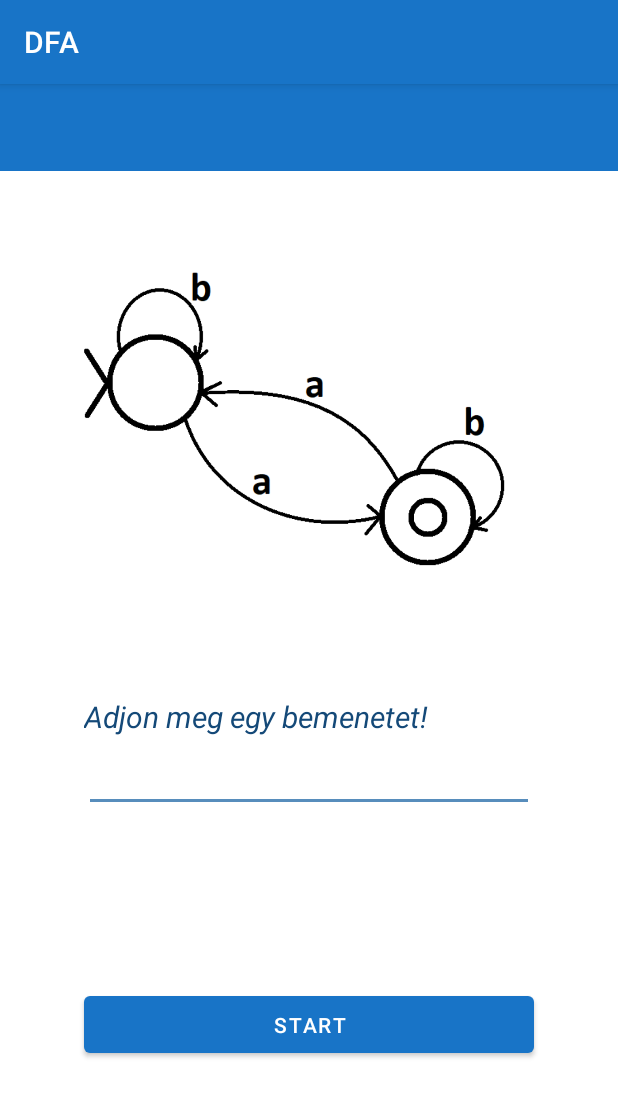
After one commit to Teaching-projects/SZE-FONYA-2021-DFA, an Android app: the fragment DfaFragment shown on its own in the app's theme, on a phone screen of 412 x 824 dp. The commit adds this screen. Shown: the top 1097 px of the screen. Run offline under Robolectric (Android 15) with nearby library versions, the phone set to English and light mode, and no system bars; our stand-ins replace data binding; Roboto replaces fonts that are not available here.

Commit message:
dfa fragment

```diff
--- /dev/null
+++ b/DFA/app/src/main/java/com/vidapetra/dfa/ui/DfaFragment.kt
@@ -0,0 +1,49 @@
+package com.vidapetra.dfa.ui
+
+import android.os.Bundle
+import android.view.View
+import androidx.fragment.app.viewModels
+import androidx.lifecycle.ViewModel
+import androidx.lifecycle.observe
+import com.myitsolver.baseandroidapp.fragments.BaseBindingFragment
+import com.myitsolver.baseandroidapp.util.mutableLiveDataOf
+import com.vidapetra.dfa.R
+import com.vidapetra.dfa.databinding.FragmentDfaBinding
+import com.vidapetra.dfa.logic.Router
+import kotlinx.android.synthetic.main.fragment_dfa_list.*
+
+class DfaFragment : BaseBindingFragment<FragmentDfaBinding>(){
+    override val layoutResId: Int = R.layout.fragment_dfa
+
+    val viewModel by viewModels<DfaViewModel>()
+
+    override fun onBindingCreated(binding: FragmentDfaBinding) {
+        super.onBindingCreated(binding)
+        binding.vm = viewModel
+    }
+
+    override fun onViewCreated(view: View, savedInstanceState: Bundle?) {
+        super.onViewCreated(view, savedInstanceState)
+        /*recyclerView.adapter = DfaAdapter().apply {
+            viewModel.items.observe(viewLifecycleOwner) {
+                data = it
+            }
+        }*/
+    }
+
+}
+
+
+
+class DfaViewModel : ViewModel(){
+    val items = mutableLiveDataOf(listOf<Int>())
+
+    init {
+        items.postValue((1..20).toList())
+    }
+
+}
+
+fun openDfa(){
+    Router.loadFragment(DfaFragment())
+}
--- a/DFA/app/src/main/java/com/vidapetra/dfa/ui/DfaListFragment.kt
+++ b/DFA/app/src/main/java/com/vidapetra/dfa/ui/DfaListFragment.kt
@@ -30,14 +30,10 @@ class DfaListFragment : BaseBindingFragment<FragmentDfaListBinding>(){
             viewModel.items.observe(viewLifecycleOwner) {
                 data = it
             }
+            listener {
+                openDfa()
+            }
         }
-
-        /*listener {
-            when(it){
-                is Reminders.Data -> {}
-                is Reminders.Add -> DialogSetReminder().show(childFragmentManager,"")
-            }
-        }*/
     }
 
 }
@@ -45,7 +41,7 @@ class DfaListFragment : BaseBindingFragment<FragmentDfaListBinding>(){
 
 
 class DfaListViewModel : ViewModel(){
-    val items = /*(1..20).toList()*/mutableLiveDataOf(listOf<Int>())
+    val items = mutableLiveDataOf(listOf<Int>())
 
     init {
         items.postValue((1..20).toList())
--- /dev/null
+++ b/DFA/app/src/main/res/layout/fragment_dfa.xml
@@ -0,0 +1,75 @@
+<?xml version="1.0" encoding="utf-8"?>
+<layout xmlns:android="http://schemas.android.com/apk/res/android"
+    xmlns:app="http://schemas.android.com/apk/res-auto"
+    xmlns:tools="http://schemas.android.com/tools">
+
+    <data>
+
+        <variable
+            name="vm"
+            type="com.vidapetra.dfa.ui.DfaViewModel" />
+
+    </data>
+
+    <androidx.constraintlayout.widget.ConstraintLayout
+        android:background="@color/white"
+        android:layout_width="match_parent"
+        android:layout_height="match_parent">
+
+        <View
+            android:layout_width="0dp"
+            android:layout_height="58dp"
+            android:gravity="center"
+            android:background="@color/primary"
+            android:id="@+id/view"
+            app:layout_constraintTop_toTopOf="parent"
+            app:layout_constraintLeft_toLeftOf="parent"
+            app:layout_constraintRight_toRightOf="parent"
+            android:textStyle="bold"/>
+
+        <ImageView
+            android:id="@+id/dfa"
+            android:layout_width="350dp"
+            android:layout_height="350dp"
+            android:padding="5dp"
+            android:scaleType="centerCrop"
+            android:src="@drawable/dfa1"
+            app:layout_constraintEnd_toEndOf="parent"
+            app:layout_constraintStart_toStartOf="parent"
+            app:layout_constraintTop_toBottomOf="@+id/view" />
+
+        <TextView
+            android:id="@+id/tvDesc"
+            android:text="@string/add_input"
+            android:textSize="20dp"
+            android:textColor="@color/blueDark"
+            android:textStyle="italic"
+            android:layout_width="300dp"
+            android:layout_height="wrap_content"
+            app:layout_constraintEnd_toEndOf="parent"
+            app:layout_constraintStart_toStartOf="parent"
+            app:layout_constraintTop_toBottomOf="@+id/dfa"/>
+
+        <EditText
+            android:id="@+id/etInput"
+            android:layout_width="300dp"
+            android:layout_height="50dp"
+            app:layout_constraintEnd_toEndOf="parent"
+            app:layout_constraintStart_toStartOf="parent"
+            app:layout_constraintTop_toBottomOf="@+id/tvDesc"/>
+
+        <Button
+            android:id="@+id/btnStart"
+            android:layout_width="300dp"
+            android:layout_height="50dp"
+            android:text="Start"
+            android:textStyle="normal"
+            app:layout_constraintBottom_toBottomOf="parent"
+            app:layout_constraintEnd_toEndOf="parent"
+            app:layout_constraintStart_toStartOf="parent"
+            app:layout_constraintTop_toBottomOf="@+id/etInput" />
+
+
+
+    </androidx.constraintlayout.widget.ConstraintLayout>
+</layout>
--- a/DFA/app/src/main/res/layout/fragment_dfa_list.xml
+++ b/DFA/app/src/main/res/layout/fragment_dfa_list.xml
@@ -23,8 +23,7 @@
             android:id="@+id/tvTitle"
             android:textSize="20sp"
             android:textColor="@color/white"
-            android:background="@color/blueDark"
-
+            android:background="@color/primary"
             app:layout_constraintTop_toTopOf="parent"
             app:layout_constraintLeft_toLeftOf="parent"
             app:layout_constraintRight_toRightOf="parent"
@@ -48,6 +47,7 @@
             android:clipToPadding="false"
             android:layout_width="0dp"
             android:layout_height="0dp"
+            tools:listitem="@layout/dfa_item"
             app:layout_constraintTop_toBottomOf="@id/tvTitle"
             app:layout_constraintBottom_toBottomOf="parent"
             app:layout_constraintRight_toRightOf="parent"
--- a/DFA/app/src/main/res/values/colors.xml
+++ b/DFA/app/src/main/res/values/colors.xml
@@ -2,6 +2,7 @@
 <resources>
 
     <color name="blueDark">#144978</color>
+    <color name="secondary">#578DBC</color>
     <color name="bg">#cfe8ff</color>
     <color name="item_bg">#edf6ff</color>
 
--- a/DFA/app/src/main/res/values/strings.xml
+++ b/DFA/app/src/main/res/values/strings.xml
@@ -4,4 +4,5 @@
     <string name="loading">Töltés</string>
     <string name="cancel">Mégsem</string>
     <string name="choose_dfa">Válasszon egy automatát!</string>
+    <string name="add_input">Adjon meg egy bemenetet!</string>
 </resources>
--- a/DFA/app/src/main/res/values/themes.xml
+++ b/DFA/app/src/main/res/values/themes.xml
@@ -6,8 +6,8 @@
         <item name="colorPrimaryVariant">@color/primary2</item>
         <item name="colorOnPrimary">@color/white</item>
         <!-- Secondary brand color. -->
-        <item name="colorSecondary">@color/teal_200</item>
-        <item name="colorSecondaryVariant">@color/teal_700</item>
+        <item name="colorSecondary">@color/secondary</item>
+        <item name="colorSecondaryVariant">@color/blueDark</item>
         <item name="colorOnSecondary">@color/black</item>
         <!-- Status bar color. -->
         <item name="android:statusBarColor" tools:targetApi="l">?attr/colorPrimaryVariant</item>
```
